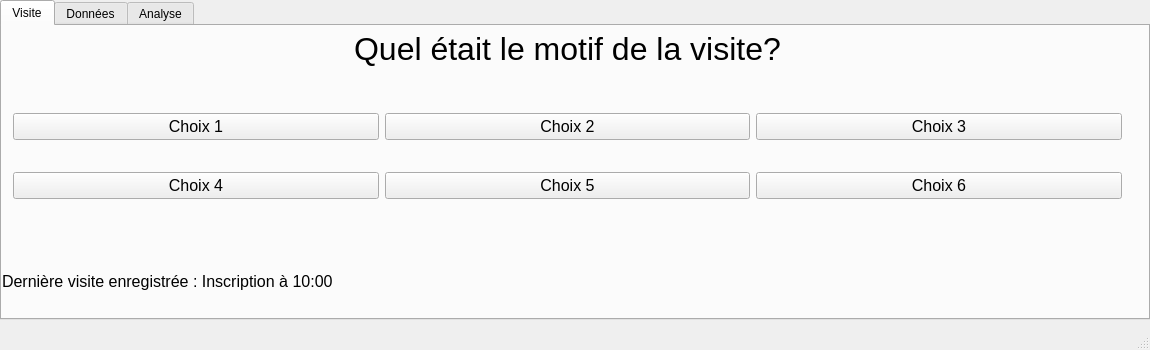
First picture: the form in mainwindow.ui, repository david-dasilva/abcSurvey, before the edit.
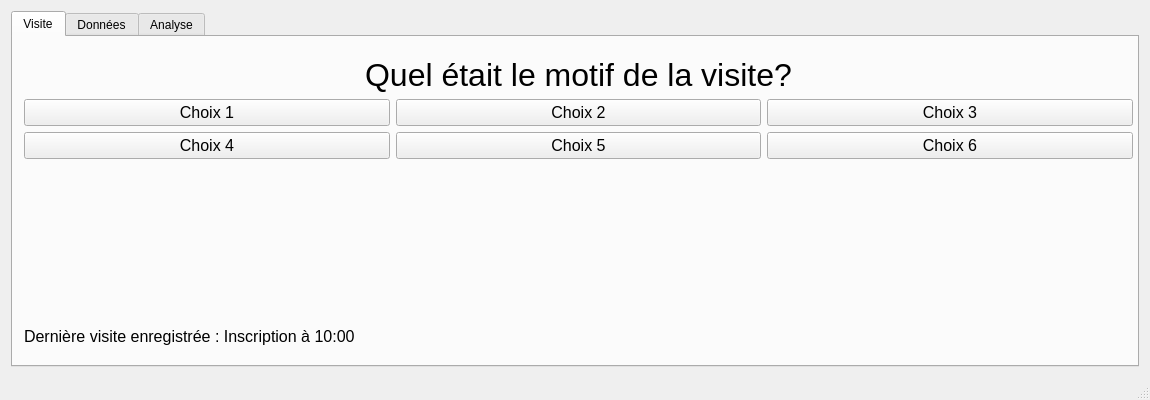
Second picture: the form after the edit. The open tabs and pages were chosen to show the change.

Commit message: data tab ok

Patch:
```diff
--- a/mainwindow.ui
+++ b/mainwindow.ui
@@ -7,28 +7,22 @@
     <x>0</x>
     <y>0</y>
     <width>1150</width>
-    <height>350</height>
+    <height>400</height>
    </rect>
   </property>
   <property name="minimumSize">
    <size>
     <width>1150</width>
-    <height>350</height>
+    <height>400</height>
    </size>
   </property>
   <property name="windowTitle">
    <string>Sondage Abc</string>
   </property>
   <widget class="QWidget" name="centralWidget">
+   <layout class="QVBoxLayout" name="verticalLayout_3">
+    <item>
    <widget class="QTabWidget" name="tabWidget">
-    <property name="geometry">
-     <rect>
-      <x>0</x>
-      <y>0</y>
-      <width>1150</width>
-      <height>320</height>
-     </rect>
-    </property>
     <property name="sizePolicy">
      <sizepolicy hsizetype="Expanding" vsizetype="Expanding">
       <horstretch>100</horstretch>
@@ -52,12 +46,33 @@
       <property name="geometry">
        <rect>
         <x>0</x>
-        <y>50</y>
+          <y>9</y>
         <width>1131</width>
-        <height>161</height>
+          <height>311</height>
        </rect>
       </property>
       <layout class="QVBoxLayout" name="verticalLayout">
+         <item>
+          <widget class="QLabel" name="titleTab1">
+           <property name="sizePolicy">
+            <sizepolicy hsizetype="Expanding" vsizetype="Fixed">
+             <horstretch>0</horstretch>
+             <verstretch>0</verstretch>
+            </sizepolicy>
+           </property>
+           <property name="font">
+            <font>
+             <pointsize>24</pointsize>
+            </font>
+           </property>
+           <property name="text">
+            <string>Quel était le motif de la visite?</string>
+           </property>
+           <property name="alignment">
+            <set>Qt::AlignCenter</set>
+           </property>
+          </widget>
+         </item>
        <item>
         <layout class="QHBoxLayout" name="horizontalLayout1">
          <item>
@@ -147,44 +162,21 @@
          </item>
         </layout>
        </item>
-      </layout>
-     </widget>
-     <widget class="QLabel" name="titleTab1">
-      <property name="geometry">
-       <rect>
-        <x>0</x>
-        <y>0</y>
-        <width>1131</width>
-        <height>45</height>
-       </rect>
-      </property>
-      <property name="sizePolicy">
-       <sizepolicy hsizetype="Expanding" vsizetype="Fixed">
-        <horstretch>0</horstretch>
-        <verstretch>0</verstretch>
-       </sizepolicy>
-      </property>
-      <property name="font">
-       <font>
-        <pointsize>24</pointsize>
-       </font>
-      </property>
-      <property name="text">
-       <string>Quel était le motif de la visite?</string>
-      </property>
-      <property name="alignment">
-       <set>Qt::AlignCenter</set>
-      </property>
-     </widget>
+         <item>
+          <spacer name="verticalSpacer">
+           <property name="orientation">
+            <enum>Qt::Vertical</enum>
+           </property>
+           <property name="sizeHint" stdset="0">
+            <size>
+             <width>20</width>
+             <height>40</height>
+            </size>
+           </property>
+          </spacer>
+         </item>
+         <item>
      <widget class="QLabel" name="resultLabel">
-      <property name="geometry">
-       <rect>
-        <x>0</x>
-        <y>240</y>
-        <width>1121</width>
-        <height>31</height>
-       </rect>
-      </property>
       <property name="font">
        <font>
         <pointsize>12</pointsize>
@@ -194,6 +186,9 @@
        <string>Dernière visite enregistrée : Inscription à 10:00</string>
       </property>
      </widget>
+         </item>
+        </layout>
+       </widget>
     </widget>
     <widget class="QWidget" name="tabData">
      <attribute name="title">
@@ -270,6 +265,8 @@
      </widget>
     </widget>
    </widget>
+    </item>
+   </layout>
   </widget>
   <widget class="QStatusBar" name="statusBar"/>
  </widget>
```
Left out of the diff: 34 changed lines with no effect on the pictures. Lines whose indentation alone changed are shown as unchanged. The commit also changes 1 other file.
